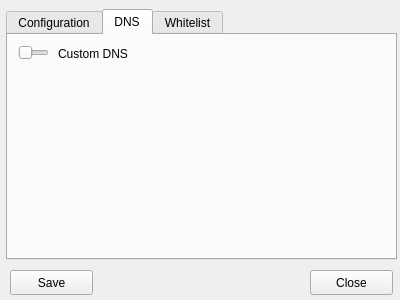
Before: the Qt Designer form vizu/config.ui in bitSheriff/norsevpn, drawn with Qt 5.
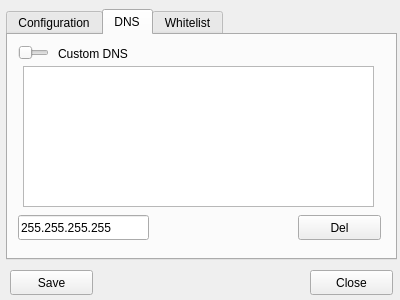
After: the same form once the commit is applied. The open tabs and pages were chosen to show the change. Icons and pictures are not drawn.

Commit message: added and remove DNS server from the list

Patch:
```diff
--- a/vizu/config.ui
+++ b/vizu/config.ui
@@ -414,6 +414,45 @@
       <enum>Qt::Horizontal</enum>
      </property>
     </widget>
+    <widget class="QLineEdit" name="line_dns">
+     <property name="geometry">
+      <rect>
+       <x>10</x>
+       <y>180</y>
+       <width>131</width>
+       <height>25</height>
+      </rect>
+     </property>
+     <property name="text">
+      <string>255.255.255.255</string>
+     </property>
+     <property name="maxLength">
+      <number>15</number>
+     </property>
+    </widget>
+    <widget class="QPushButton" name="dns_delete">
+     <property name="geometry">
+      <rect>
+       <x>290</x>
+       <y>180</y>
+       <width>83</width>
+       <height>25</height>
+      </rect>
+     </property>
+     <property name="text">
+      <string>Del</string>
+     </property>
+    </widget>
+    <widget class="QListWidget" name="list_dns">
+     <property name="geometry">
+      <rect>
+       <x>15</x>
+       <y>31</y>
+       <width>351</width>
+       <height>141</height>
+      </rect>
+     </property>
+    </widget>
    </widget>
    <widget class="QWidget" name="whitelist">
     <attribute name="title">
```
Left out of the diff: 2 changed lines with no effect on the pictures. The commit also changes 5 other files.
